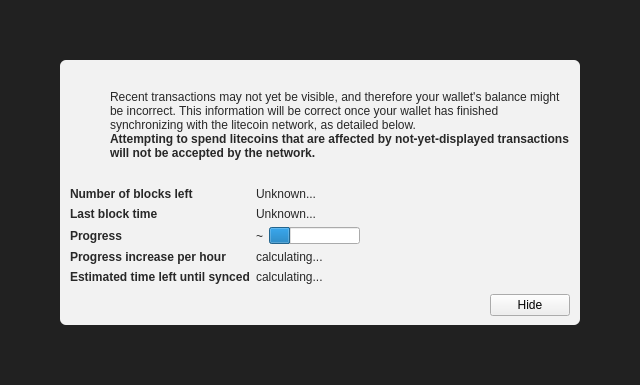
Before: the Qt Designer form src/qt/forms/modaloverlay.ui in cryptobuks1/bidcoin, drawn with Qt 5.
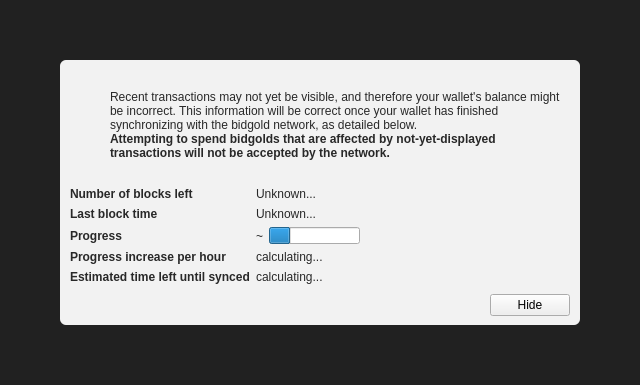
After: the same form once the commit is applied. Icons and pictures are not drawn. Custom widgets are drawn as their Qt base class.

Commit message: change names for the new coin BIDGOLD letter BDG

What changed in the file:
```diff
--- a/src/qt/forms/modaloverlay.ui
+++ b/src/qt/forms/modaloverlay.ui
@@ -130,7 +130,7 @@
              <item>
               <widget class="QLabel" name="infoText">
                <property name="text">
-                <string>Recent transactions may not yet be visible, and therefore your wallet's balance might be incorrect. This information will be correct once your wallet has finished synchronizing with the litecoin network, as detailed below.</string>
+                <string>Recent transactions may not yet be visible, and therefore your wallet's balance might be incorrect. This information will be correct once your wallet has finished synchronizing with the bidgold network, as detailed below.</string>
                </property>
                <property name="textFormat">
                 <enum>Qt::RichText</enum>
@@ -149,7 +149,7 @@
                 </font>
                </property>
                <property name="text">
-                <string>Attempting to spend litecoins that are affected by not-yet-displayed transactions will not be accepted by the network.</string>
+                <string>Attempting to spend bidgolds that are affected by not-yet-displayed transactions will not be accepted by the network.</string>
                </property>
                <property name="textFormat">
                 <enum>Qt::RichText</enum>
```
The commit also changes 284 other files.
